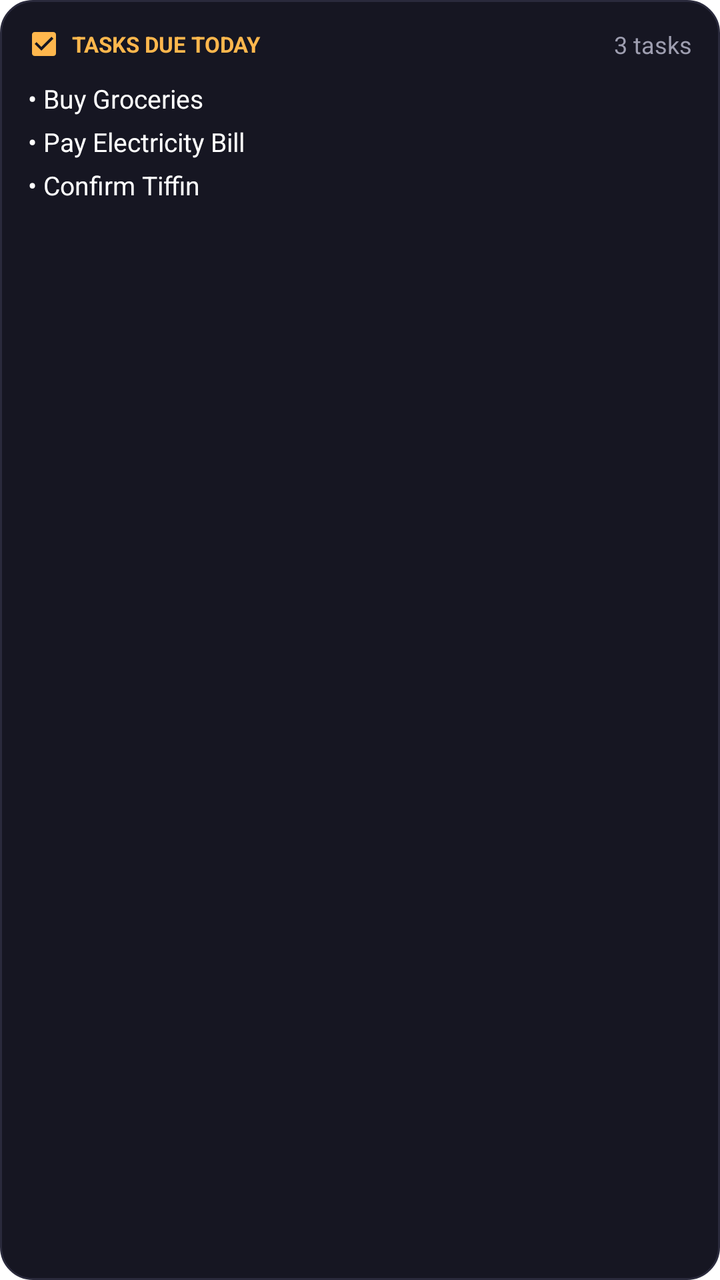
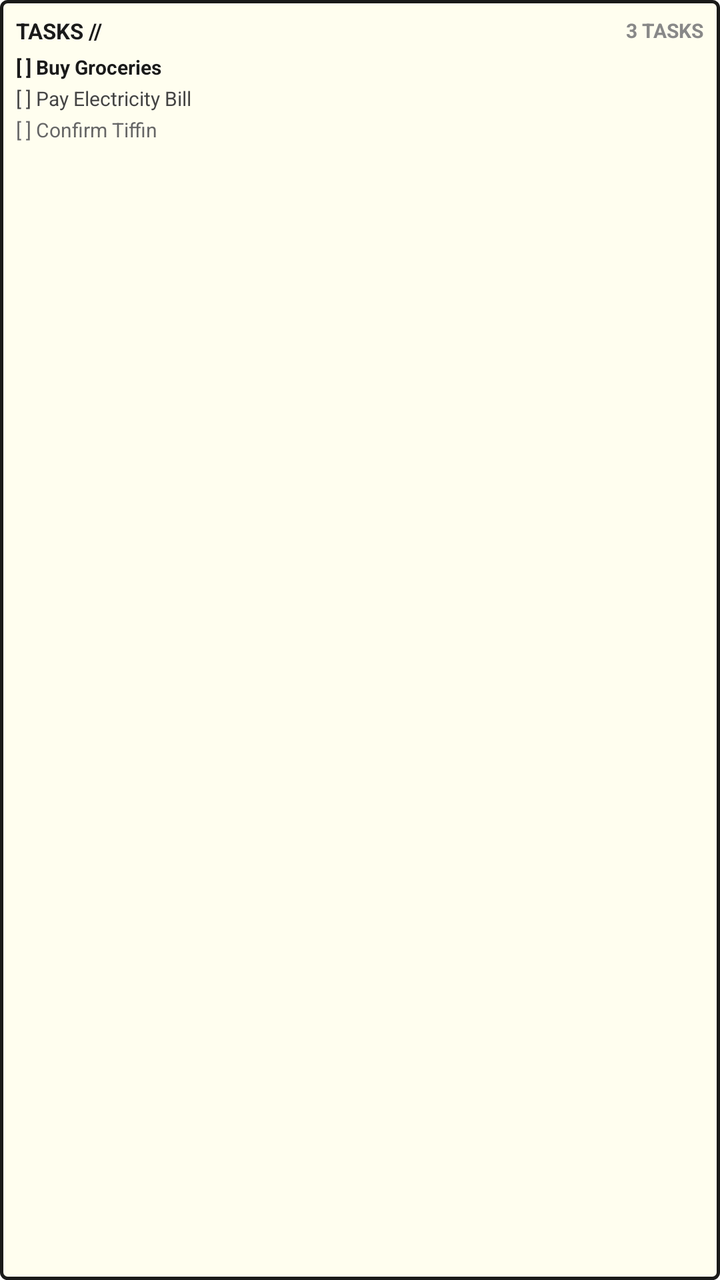

Before-and-after screenshots of an Android layout around one commit, followed by the original layout XML and the change that was made.
<!-- AndroidManifest.xml: fallback theme Theme.MaterialComponents.DayNight.NoActionBar -->
<!-- res/layout/widget_todo.xml -->
<?xml version="1.0" encoding="utf-8"?>
<LinearLayout xmlns:android="http://schemas.android.com/apk/res/android"
    android:id="@+id/widget_todo_container"
    android:layout_width="match_parent"
    android:layout_height="match_parent"
    android:background="@drawable/widget_background"
    android:orientation="vertical"
    android:padding="14dp">

    
    <LinearLayout
        android:layout_width="match_parent"
        android:layout_height="wrap_content"
        android:gravity="center_vertical"
        android:orientation="horizontal">

        <ImageView
            android:layout_width="16dp"
            android:layout_height="16dp"
            android:src="@drawable/ic_widget_todo" />

        <TextView
            android:id="@+id/todo_widget_title"
            android:layout_width="0dp"
            android:layout_height="wrap_content"
            android:layout_marginStart="6dp"
            android:layout_weight="1"
            android:text="TASKS DUE TODAY"
            android:textColor="#FFB74D"
            android:textSize="11sp"
            android:textStyle="bold" />

        <TextView
            android:id="@+id/todo_widget_count"
            android:layout_width="wrap_content"
            android:layout_height="wrap_content"
            android:text="3 tasks"
            android:textColor="#9E9EB0"
            android:textSize="12sp" />
    </LinearLayout>

    
    <LinearLayout
        android:layout_width="match_parent"
        android:layout_height="wrap_content"
        android:layout_marginTop="8dp"
        android:orientation="vertical">

        <TextView
            android:id="@+id/todo_widget_item1"
            android:layout_width="match_parent"
            android:layout_height="wrap_content"
            android:ellipsize="end"
            android:maxLines="1"
            android:paddingTop="2dp"
            android:paddingBottom="2dp"
            android:text="• Buy Groceries"
            android:textColor="#FFFFFF"
            android:textSize="13sp" />

        <TextView
            android:id="@+id/todo_widget_item2"
            android:layout_width="match_parent"
            android:layout_height="wrap_content"
            android:ellipsize="end"
            android:maxLines="1"
            android:paddingTop="2dp"
            android:paddingBottom="2dp"
            android:text="• Pay Electricity Bill"
            android:textColor="#FFFFFF"
            android:textSize="13sp" />

        <TextView
            android:id="@+id/todo_widget_item3"
            android:layout_width="match_parent"
            android:layout_height="wrap_content"
            android:ellipsize="end"
            android:maxLines="1"
            android:paddingTop="2dp"
            android:paddingBottom="2dp"
            android:text="• Confirm Tiffin"
            android:textColor="#FFFFFF"
            android:textSize="13sp" />
    </LinearLayout>
</LinearLayout>
<!-- resources referenced by this layout -->
<resources>
  <!-- drawable ic_widget_todo (drawable) -->
  <vector xmlns:android="http://schemas.android.com/apk/res/android"
      android:width="48dp"
      android:height="48dp"
      android:viewportWidth="24"
      android:viewportHeight="24">
    <path
        android:fillColor="#FFB74D"
        android:pathData="M19,3H5c-1.1,0 -2,0.9 -2,2v14c0,1.1 0.9,2 2,2h14c1.1,0 2,-0.9 2,-2V5c0,-1.1 -0.9,-2 -2,-2zm-9,14l-5,-5 1.41,-1.41L10,14.17l7.59,-7.59L19,8l-9,9z"/>
  </vector>
  <!-- drawable widget_background (drawable) -->
  <?xml version="1.0" encoding="utf-8"?>
  <shape xmlns:android="http://schemas.android.com/apk/res/android"
      android:shape="rectangle">
      <solid android:color="#161622" />
      <corners android:radius="16dp" />
      <stroke
          android:width="1dp"
          android:color="#2A2A3C" />
  </shape>
</resources>

<!-- the commit's change to res/layout/widget_todo.xml (unified diff, before → after) -->
@@ -5,7 +5,7 @@
     android:layout_height="match_parent"
     android:background="@drawable/widget_background"
     android:orientation="vertical"
-    android:padding="14dp">
+    android:padding="8dp">
 
     
     <LinearLayout
@@ -14,19 +14,13 @@
         android:gravity="center_vertical"
         android:orientation="horizontal">
 
-        <ImageView
-            android:layout_width="16dp"
-            android:layout_height="16dp"
-            android:src="@drawable/ic_widget_todo" />
-
         <TextView
             android:id="@+id/todo_widget_title"
             android:layout_width="0dp"
             android:layout_height="wrap_content"
-            android:layout_marginStart="6dp"
             android:layout_weight="1"
-            android:text="TASKS DUE TODAY"
-            android:textColor="#FFB74D"
+            android:text="TASKS //"
+            android:textColor="#1A1A1A"
             android:textSize="11sp"
             android:textStyle="bold" />
 
@@ -34,16 +28,17 @@
             android:id="@+id/todo_widget_count"
             android:layout_width="wrap_content"
             android:layout_height="wrap_content"
-            android:text="3 tasks"
-            android:textColor="#9E9EB0"
-            android:textSize="12sp" />
+            android:text="3 TASKS"
+            android:textColor="#888888"
+            android:textSize="10sp"
+            android:textStyle="bold" />
     </LinearLayout>
 
     
     <LinearLayout
         android:layout_width="match_parent"
         android:layout_height="wrap_content"
-        android:layout_marginTop="8dp"
+        android:layout_marginTop="4dp"
         android:orientation="vertical">
 
         <TextView
@@ -52,34 +47,31 @@
             android:layout_height="wrap_content"
             android:ellipsize="end"
             android:maxLines="1"
-            android:paddingTop="2dp"
-            android:paddingBottom="2dp"
-            android:text="• Buy Groceries"
-            android:textColor="#FFFFFF"
-            android:textSize="13sp" />
+            android:text="[ ] Buy Groceries"
+            android:textColor="#1A1A1A"
+            android:textSize="10sp"
+            android:textStyle="bold" />
 
         <TextView
             android:id="@+id/todo_widget_item2"
             android:layout_width="match_parent"
             android:layout_height="wrap_content"
+            android:layout_marginTop="2dp"
             android:ellipsize="end"
             android:maxLines="1"
-            android:paddingTop="2dp"
-            android:paddingBottom="2dp"
-            android:text="• Pay Electricity Bill"
-            android:textColor="#FFFFFF"
-            android:textSize="13sp" />
+            android:text="[ ] Pay Electricity Bill"
+            android:textColor="#444444"
+            android:textSize="10sp" />
 
         <TextView
             android:id="@+id/todo_widget_item3"
             android:layout_width="match_parent"
             android:layout_height="wrap_content"
+            android:layout_marginTop="2dp"
             android:ellipsize="end"
             android:maxLines="1"
-            android:paddingTop="2dp"
-            android:paddingBottom="2dp"
-            android:text="• Confirm Tiffin"
-            android:textColor="#FFFFFF"
-            android:textSize="13sp" />
+            android:text="[ ] Confirm Tiffin"
+            android:textColor="#666666"
+            android:textSize="10sp" />
     </LinearLayout>
 </LinearLayout>
<!-- resource entries referenced after the edit -->
@@ -1,24 +1,14 @@
 <!-- resources referenced by this layout -->
 <resources>
-  <!-- drawable ic_widget_todo (drawable) -->
-  <vector xmlns:android="http://schemas.android.com/apk/res/android"
-      android:width="48dp"
-      android:height="48dp"
-      android:viewportWidth="24"
-      android:viewportHeight="24">
-    <path
-        android:fillColor="#FFB74D"
-        android:pathData="M19,3H5c-1.1,0 -2,0.9 -2,2v14c0,1.1 0.9,2 2,2h14c1.1,0 2,-0.9 2,-2V5c0,-1.1 -0.9,-2 -2,-2zm-9,14l-5,-5 1.41,-1.41L10,14.17l7.59,-7.59L19,8l-9,9z"/>
-  </vector>
   <!-- drawable widget_background (drawable) -->
   <?xml version="1.0" encoding="utf-8"?>
   <shape xmlns:android="http://schemas.android.com/apk/res/android"
       android:shape="rectangle">
-      <solid android:color="#161622" />
-      <corners android:radius="16dp" />
+      <solid android:color="#FFFEEF" />
+      <corners android:radius="3dp" />
       <stroke
-          android:width="1dp"
-          android:color="#2A2A3C" />
+          android:width="1.5dp"
+          android:color="#1A1A1A" />
   </shape>
 </resources>
 
